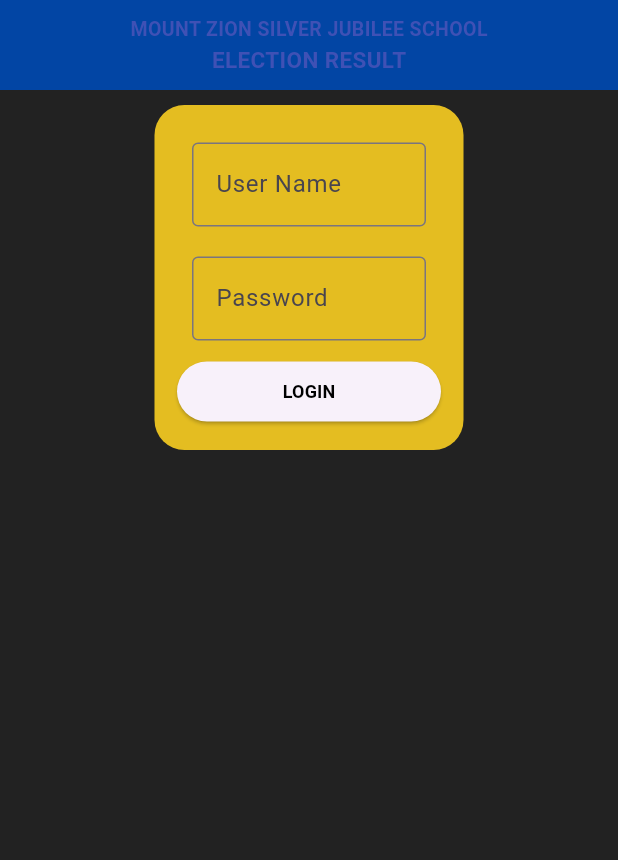
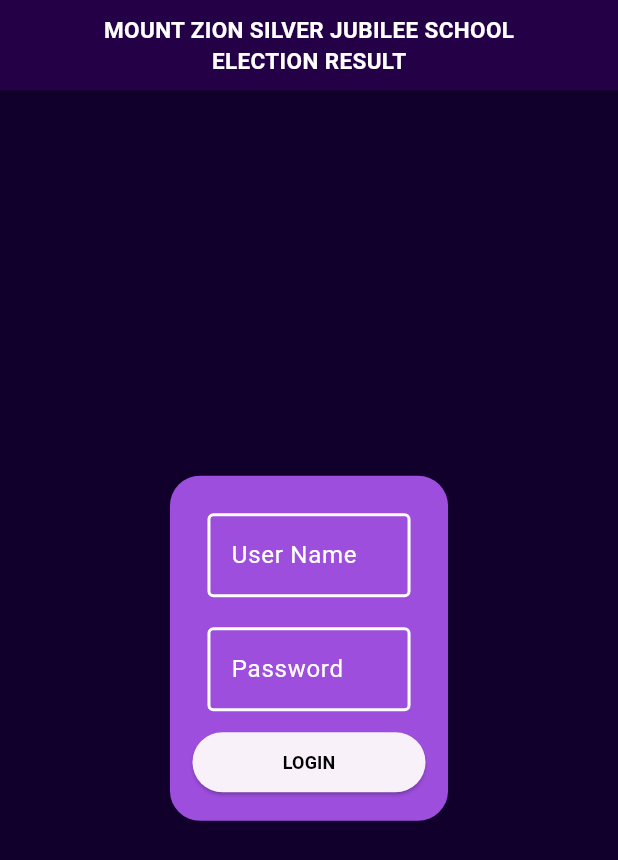
Before and after one commit to Arun-Arunagiri/Election_2_0, a Flutter app: the screen it shows after launch, on a phone screen of 412 x 824 dp. Shown: the top 860 px of the screen. Run offline on Flutter 3.47's test engine with Material 3 defaults, Android fonts, the phone set to English and light mode, and no system bars; our stand-ins replace fl_chart.

Commit message:
refractor:changed UI Color and Repositioned Items

```diff
--- a/lib/loginpage.dart
+++ b/lib/loginpage.dart
@@ -1,4 +1,3 @@
-import 'dart:async';
 import 'package:election_2_0/homepage.dart';
 import 'package:flutter/cupertino.dart';
 import 'package:flutter/material.dart';
@@ -10,17 +9,13 @@ class Loginpage extends StatelessWidget {
 
   final String uname = "admin";
   final String password="SuperNova&4724";
-
+  //textfield controller
   final unamecontroller =TextEditingController();
-  final passwordcontroller=TextEditingController();
-
-
+  final passwordcontroller = TextEditingController();
   @override
   Widget build(BuildContext context) {
     return Scaffold(
-      backgroundColor: Colors.black87,
-
-
+      backgroundColor: Color(0xff10002b),
       body: Column(
         children: [
           Padding(
@@ -31,36 +26,62 @@ class Loginpage extends StatelessWidget {
               child: Column(
                 mainAxisAlignment: MainAxisAlignment.center,
                 children: [
-                  Text("MOUNT ZION SILVER JUBILEE SCHOOL", style: TextStyle(color: Colors.indigo, fontSize: 13,fontWeight: FontWeight.bold)),
-                  Text("ELECTION RESULT", style: TextStyle(color: Colors.indigo, fontSize: 15,fontWeight: FontWeight.bold)),
+                  Text("MOUNT ZION SILVER JUBILEE SCHOOL",
+                      style: TextStyle(
+                          color: Colors.white,
+                          fontSize: 15,
+                          fontWeight: FontWeight.bold)),
+                  Text("ELECTION RESULT",
+                      style: TextStyle(
+                          color: Colors.white,
+                          fontSize: 15,
+                          fontWeight: FontWeight.bold)),
                 ],
               ),
               decoration: BoxDecoration(
-                  color: Color(0xff0245a4)
+                  color: Color(0xff240046)
               ),
             ),
           ),
+          SizedBox(
+            height: MediaQuery.of(context).size.height * 0.30,
+          ),
+          //login deatails container
           Container(
-            // height: MediaQuery.of(context).size.height/3.5,
-              width: MediaQuery.of(context).size.width/2,
+              width: MediaQuery.of(context).size.width < 800
+                  ? MediaQuery.of(context).size.width * 0.45
+                  : MediaQuery.of(context).size.width * 0.25,
               decoration: BoxDecoration(
                 borderRadius: BorderRadius.circular(20.0),
-                color:Color.fromRGBO(250, 207, 33, 0.9),
+                color: Color(0xff9d4edd),
               ),
               child: Padding(
                   padding: EdgeInsets.all(15),
                   child: Column(
-                    children: <Widget>[
+                    children: [
                       Padding(
                         padding: EdgeInsets.all(10),
                         child: TextField(
+                          controller: unamecontroller,
 
-                          controller: unamecontroller,
+                          style: TextStyle(color: Colors.white),
                           decoration: InputDecoration(
-                            border: OutlineInputBorder(),
+                            enabledBorder: OutlineInputBorder(
+                              borderSide:
+                                  BorderSide(color: Colors.white, width: 2.0),
+                            ),
+                            border: OutlineInputBorder(
+                              borderSide: const BorderSide(
+                                  color: Colors.white, width: 2.0),
+                            ),
+                            focusedBorder: OutlineInputBorder(
+                              borderSide: const BorderSide(
+                                  color: Colors.white, width: 2.0),
+                            ),
                             labelText: 'User Name',
                             hintText: 'Enter Your Name',
-
+                            hintStyle: TextStyle(color: Colors.white),
+                            labelStyle: TextStyle(color: Colors.white),
                           ),
                         ),
                       ),
@@ -68,30 +89,35 @@ class Loginpage extends StatelessWidget {
                         padding: EdgeInsets.all(10),
                         child: TextField(
                           controller: passwordcontroller,
+                          style: TextStyle(color: Colors.white),
                           obscureText: true,
                           decoration: InputDecoration(
+                              enabledBorder: OutlineInputBorder(
+                                borderSide:
+                                    BorderSide(color: Colors.white, width: 2.0),
+                              ),
                             border: OutlineInputBorder(),
+                              focusedBorder: OutlineInputBorder(
+                                borderSide: const BorderSide(
+                                    color: Colors.white, width: 2.0),
+                              ),
                             labelText: 'Password',
                             hintText: 'Enter Password',
+                              hintStyle: TextStyle(color: Colors.white),
+                              labelStyle: TextStyle(color: Colors.white)
                           ),
                         ),
                       ),
                       ElevatedButton(
-
-
                         child: Padding(
                           padding: const EdgeInsets.only(top: 10.0,bottom: 10.0,left: 5.0,right: 5.0),
                           child: Row(
                             mainAxisAlignment: MainAxisAlignment.center,
                             children: [
-
-                              // Icon(Icons.login,color: Colors.black,),
-                              // SizedBox(width: 10.0,),
                               Text("LOGIN",style: TextStyle(
                                   fontWeight: FontWeight.bold,
                                   fontSize: 12.0,
-                                  color: Colors.black
-
+                                    color: Colors.black
                               ),)
                             ],
                           ),
@@ -102,21 +128,13 @@ class Loginpage extends StatelessWidget {
                             Navigator.pushReplacement(context, MaterialPageRoute(builder: (context) =>  Homepage()),);
                           }
                         },
-
                       ),
-
-
                     ],
                   )
               )
-
-
           ),
         ],
       ),
-
-
-
     );
   }
 }
```
